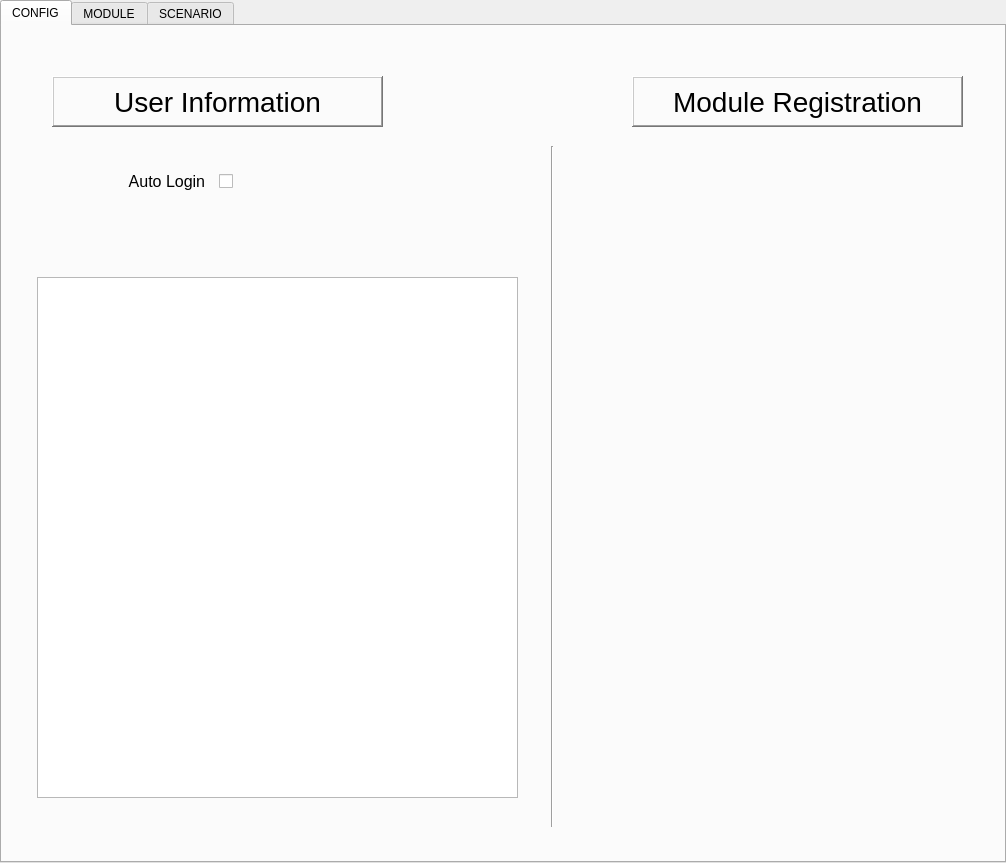
The window that siteApps/CDMSTester/CDMSTesterApp/project/Setup.ui (Sangil-Lee/Work) describes before a commit, drawn with Qt 5.
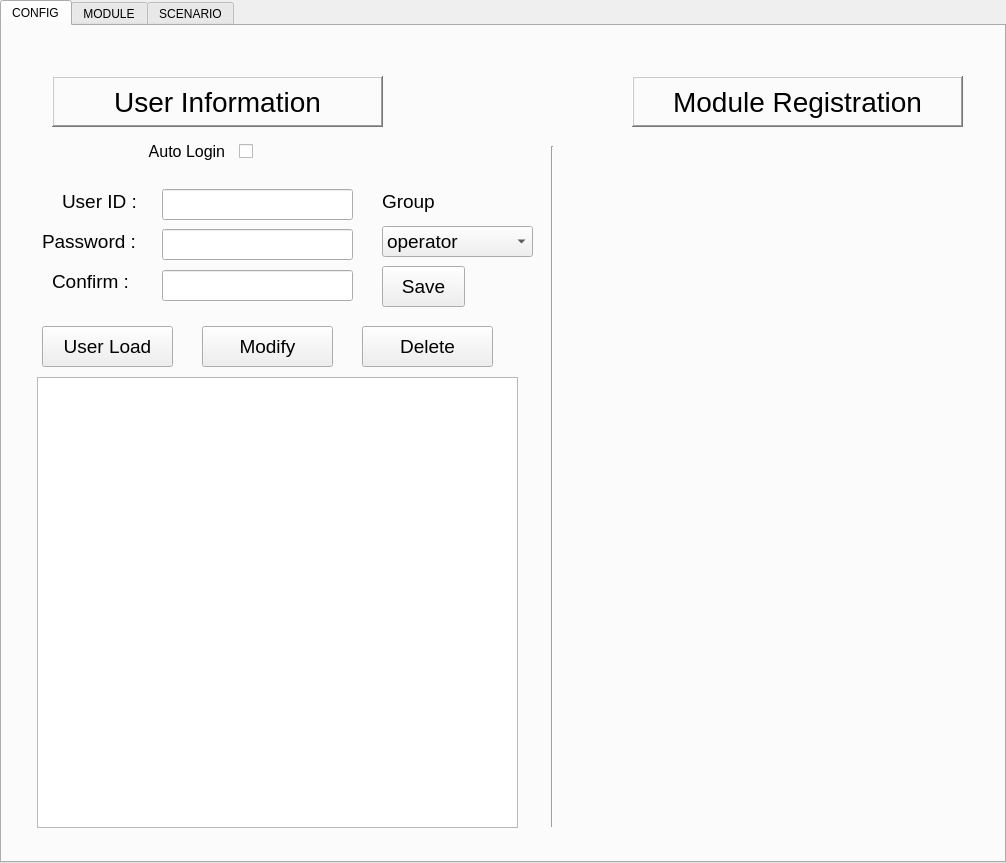
The same window after the commit.

What changed in the file:
```diff
--- a/siteApps/CDMSTester/CDMSTesterApp/project/Setup.ui
+++ b/siteApps/CDMSTester/CDMSTesterApp/project/Setup.ui
@@ -102,8 +102,8 @@
    <widget class="QCheckBox" name="checkBox">
     <property name="geometry">
      <rect>
-      <x>80</x>
-      <y>140</y>
+      <x>100</x>
+      <y>110</y>
       <width>151</width>
       <height>31</height>
      </rect>
@@ -142,12 +142,222 @@
     <property name="geometry">
      <rect>
       <x>35</x>
-      <y>251</y>
+      <y>351</y>
       <width>481</width>
-      <height>521</height>
+      <height>451</height>
      </rect>
     </property>
    </widget>
+   <widget class="QPushButton" name="usersave">
+    <property name="geometry">
+     <rect>
+      <x>380</x>
+      <y>240</y>
+      <width>83</width>
+      <height>41</height>
+     </rect>
+    </property>
+    <property name="font">
+     <font>
+      <pointsize>14</pointsize>
+     </font>
+    </property>
+    <property name="text">
+     <string>Save</string>
+    </property>
+   </widget>
+   <widget class="QLabel" name="label_15">
+    <property name="geometry">
+     <rect>
+      <x>60</x>
+      <y>160</y>
+      <width>81</width>
+      <height>31</height>
+     </rect>
+    </property>
+    <property name="font">
+     <font>
+      <pointsize>14</pointsize>
+     </font>
+    </property>
+    <property name="text">
+     <string>User ID :</string>
+    </property>
+   </widget>
+   <widget class="QLabel" name="label_16">
+    <property name="geometry">
+     <rect>
+      <x>40</x>
+      <y>200</y>
+      <width>111</width>
+      <height>31</height>
+     </rect>
+    </property>
+    <property name="font">
+     <font>
+      <pointsize>14</pointsize>
+     </font>
+    </property>
+    <property name="text">
+     <string>Password :</string>
+    </property>
+   </widget>
+   <widget class="QLabel" name="label_17">
+    <property name="geometry">
+     <rect>
+      <x>50</x>
+      <y>240</y>
+      <width>111</width>
+      <height>31</height>
+     </rect>
+    </property>
+    <property name="font">
+     <font>
+      <pointsize>14</pointsize>
+     </font>
+    </property>
+    <property name="text">
+     <string>Confirm :</string>
+    </property>
+   </widget>
+   <widget class="QLineEdit" name="userid">
+    <property name="geometry">
+     <rect>
+      <x>160</x>
+      <y>163</y>
+      <width>191</width>
+      <height>31</height>
+     </rect>
+    </property>
+   </widget>
+   <widget class="QLineEdit" name="passwd">
+    <property name="geometry">
+     <rect>
+      <x>160</x>
+      <y>203</y>
+      <width>191</width>
+      <height>31</height>
+     </rect>
+    </property>
+    <property name="echoMode">
+     <enum>QLineEdit::Password</enum>
+    </property>
+   </widget>
+   <widget class="QLineEdit" name="passwdconfirm">
+    <property name="geometry">
+     <rect>
+      <x>160</x>
+      <y>244</y>
+      <width>191</width>
+      <height>31</height>
+     </rect>
+    </property>
+    <property name="echoMode">
+     <enum>QLineEdit::Password</enum>
+    </property>
+   </widget>
+   <widget class="QPushButton" name="userload">
+    <property name="geometry">
+     <rect>
+      <x>40</x>
+      <y>300</y>
+      <width>131</width>
+      <height>41</height>
+     </rect>
+    </property>
+    <property name="font">
+     <font>
+      <pointsize>14</pointsize>
+     </font>
+    </property>
+    <property name="text">
+     <string>User Load</string>
+    </property>
+   </widget>
+   <widget class="QPushButton" name="usermodify">
+    <property name="geometry">
+     <rect>
+      <x>200</x>
+      <y>300</y>
+      <width>131</width>
+      <height>41</height>
+     </rect>
+    </property>
+    <property name="font">
+     <font>
+      <pointsize>14</pointsize>
+     </font>
+    </property>
+    <property name="text">
+     <string>Modify</string>
+    </property>
+   </widget>
+   <widget class="QPushButton" name="userdelete">
+    <property name="geometry">
+     <rect>
+      <x>360</x>
+      <y>300</y>
+      <width>131</width>
+      <height>41</height>
+     </rect>
+    </property>
+    <property name="font">
+     <font>
+      <pointsize>14</pointsize>
+     </font>
+    </property>
+    <property name="text">
+     <string>Delete</string>
+    </property>
+   </widget>
+   <widget class="QComboBox" name="grpcombo">
+    <property name="geometry">
+     <rect>
+      <x>380</x>
+      <y>200</y>
+      <width>151</width>
+      <height>31</height>
+     </rect>
+    </property>
+    <property name="font">
+     <font>
+      <pointsize>14</pointsize>
+     </font>
+    </property>
+    <item>
+     <property name="text">
+      <string>operator</string>
+     </property>
+    </item>
+    <item>
+     <property name="text">
+      <string>engineer</string>
+     </property>
+    </item>
+    <item>
+     <property name="text">
+      <string>admin</string>
+     </property>
+    </item>
+   </widget>
+   <widget class="QLabel" name="label_18">
+    <property name="geometry">
+     <rect>
+      <x>380</x>
+      <y>160</y>
+      <width>81</width>
+      <height>31</height>
+     </rect>
+    </property>
+    <property name="font">
+     <font>
+      <pointsize>14</pointsize>
+     </font>
+    </property>
+    <property name="text">
+     <string>Group</string>
+    </property>
+   </widget>
   </widget>
   <widget class="QWidget" name="module_tab">
    <attribute name="title">
```
Left out of the diff: 25 changed lines with no effect on the pictures.
